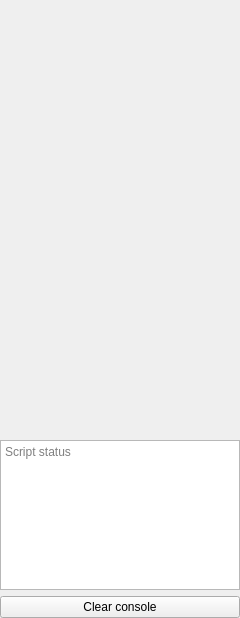
First picture: the form in ui/genericjspatternui.ui, repository analogdevicesinc/scopy, before the edit.
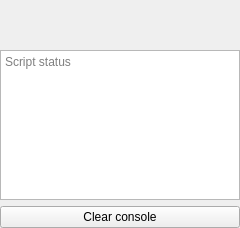
Second picture: the form after the edit.

The edit to the form file:
```diff
--- a/ui/genericjspatternui.ui
+++ b/ui/genericjspatternui.ui
@@ -7,13 +7,19 @@
     <x>0</x>
     <y>0</y>
     <width>240</width>
-    <height>618</height>
+    <height>228</height>
    </rect>
   </property>
+  <property name="sizePolicy">
+   <sizepolicy hsizetype="Preferred" vsizetype="MinimumExpanding">
+    <horstretch>0</horstretch>
+    <verstretch>0</verstretch>
+   </sizepolicy>
+  </property>
   <property name="windowTitle">
    <string>Form</string>
   </property>
-  <layout class="QGridLayout" name="gridLayout">
+  <layout class="QVBoxLayout" name="verticalLayout_2">
    <property name="leftMargin">
     <number>0</number>
    </property>
@@ -26,11 +32,41 @@
    <property name="bottomMargin">
     <number>0</number>
    </property>
-   <item row="0" column="0">
-    <widget class="QWidget" name="ui_form" native="true"/>
+   <item>
+    <widget class="QWidget" name="ui_form" native="true">
+     <property name="sizePolicy">
+      <sizepolicy hsizetype="Preferred" vsizetype="MinimumExpanding">
+       <horstretch>0</horstretch>
+       <verstretch>0</verstretch>
+      </sizepolicy>
+     </property>
+     <layout class="QVBoxLayout" name="verticalLayout">
+      <property name="spacing">
+       <number>0</number>
+      </property>
+      <property name="leftMargin">
+       <number>0</number>
+      </property>
+      <property name="topMargin">
+       <number>0</number>
+      </property>
+      <property name="rightMargin">
+       <number>0</number>
+      </property>
+      <property name="bottomMargin">
+       <number>0</number>
+      </property>
+     </layout>
+    </widget>
    </item>
-   <item row="1" column="0">
+   <item>
     <widget class="QTextEdit" name="jsstatus">
+     <property name="sizePolicy">
+      <sizepolicy hsizetype="Maximum" vsizetype="Maximum">
+       <horstretch>0</horstretch>
+       <verstretch>0</verstretch>
+      </sizepolicy>
+     </property>
      <property name="maximumSize">
       <size>
        <width>16777215</width>
@@ -45,7 +81,7 @@
      </property>
     </widget>
    </item>
-   <item row="2" column="0">
+   <item>
     <widget class="QPushButton" name="clearconsole">
      <property name="text">
       <string>Clear console</string>
```
